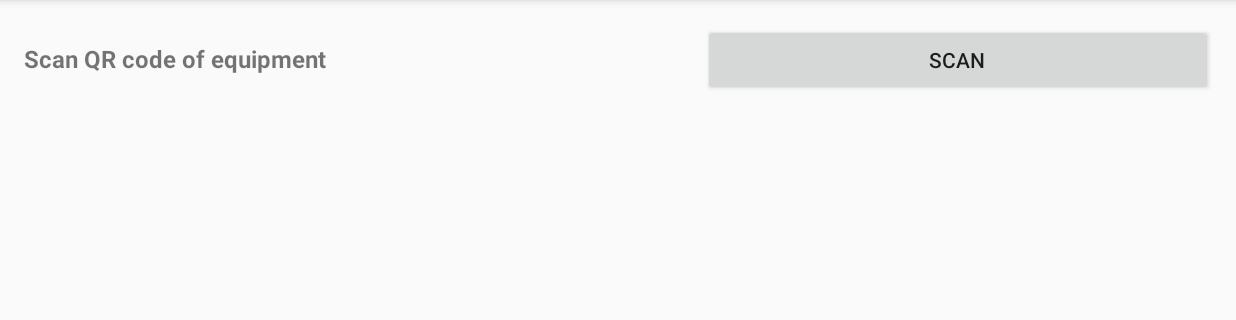
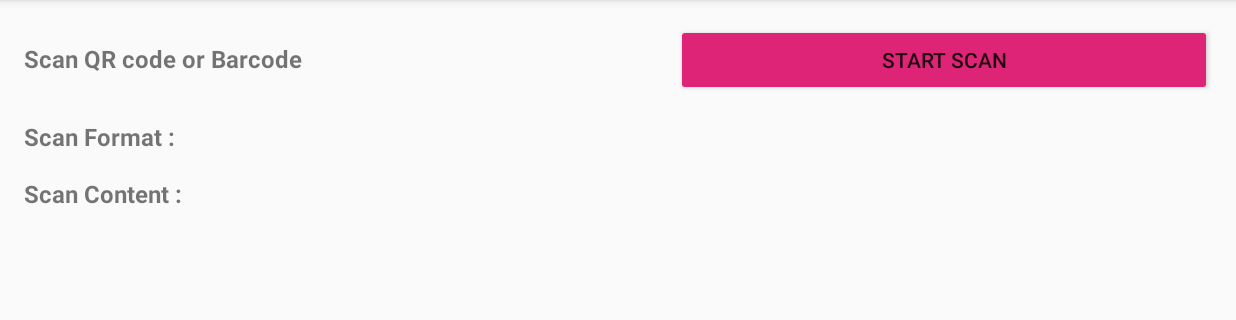
Before and after one commit to SumanBandopadhyay/IntelligentSurveyManagement, an Android app: the fragment EquipmentDetailsFragment placed in its activity, on a phone screen of 824 x 412 dp (held sideways), the part 72-392 px from its top. Run offline under Robolectric (Android 15) with nearby library versions, the phone set to English and light mode, and no system bars.

Commit message:
Author: Poulami Bhose Time: 8-7-2018 06:23PM Description: Navigation Drawer Changes

```diff
--- a/app/src/main/java/com/example/suman/intelligentsurveymanagement/activity/com/example/suman/intelligentsurveymanagement/fragments/EquipmentDetailsFragment.java
+++ b/app/src/main/java/com/example/suman/intelligentsurveymanagement/activity/com/example/suman/intelligentsurveymanagement/fragments/EquipmentDetailsFragment.java
@@ -141,7 +141,8 @@ public class EquipmentDetailsFragment extends Fragment {
 //        integrator.setPrompt("Scan a QR Code");
 //        integrator.setResultDisplayDuration(0);
 //        integrator.setCameraId(0);  // Use a specific camera of the device
-        IntentIntegrator.forSupportFragment(EquipmentDetailsFragment.this).setDesiredBarcodeFormats(IntentIntegrator.QR_CODE_TYPES).initiateScan();
+        //IntentIntegrator.forSupportFragment(EquipmentDetailsFragment.this).setDesiredBarcodeFormats(IntentIntegrator.QR_CODE_TYPES).initiateScan();
+        IntentIntegrator.forSupportFragment(EquipmentDetailsFragment.this).setDesiredBarcodeFormats(IntentIntegrator.ALL_CODE_TYPES).initiateScan();
     }
 
     @Override
@@ -157,8 +158,8 @@ public class EquipmentDetailsFragment extends Fragment {
             String format = scanningResult.getFormatName();
 
             Toast.makeText(getContext(),"Content : "+content, Toast.LENGTH_LONG).show();
-            txtScanFormat.setText("Format "+format);
-            txtScanContent.setText("Content "+content);
+            txtScanFormat.setText(format);
+            txtScanContent.setText(content);
 
         }else{
             Toast toast = Toast.makeText(getContext(),"No scan data received!", Toast.LENGTH_SHORT);
--- a/app/src/main/res/drawable/side_nav_bar.xml
+++ b/app/src/main/res/drawable/side_nav_bar.xml
@@ -2,8 +2,8 @@
     android:shape="rectangle">
     <gradient
         android:angle="135"
-        android:centerColor="#009688"
-        android:endColor="#00695C"
-        android:startColor="#4DB6AC"
+        android:centerColor="#5268d2"
+        android:endColor="#2a2ae1"
+        android:startColor="#5190d7"
         android:type="linear" />
 </shape>
--- a/app/src/main/res/layout/fragment_equipment_details.xml
+++ b/app/src/main/res/layout/fragment_equipment_details.xml
@@ -25,7 +25,7 @@
                 <TextView
                     android:layout_width="wrap_content"
                     android:layout_height="wrap_content"
-                    android:text="Scan QR code of equipment"
+                    android:text="Scan QR code or Barcode"
                     android:textStyle="bold"
                     android:textSize="16dp"
                     android:layout_weight="1"/>
@@ -34,22 +34,49 @@
                     android:id="@+id/btn_scan_qr"
                     android:layout_width="wrap_content"
                     android:layout_height="wrap_content"
-                    android:text="scan"
-                    android:layout_weight="1"/>
+                    android:text="start scan"
+                    android:layout_weight="1"
+                    android:backgroundTint="#DD2476"/>
 
             </LinearLayout>
+
+            <LinearLayout
+                android:layout_width="match_parent"
+                android:layout_height="wrap_content"
+                android:orientation="horizontal"
+                android:paddingTop="16dp">
+
+                <TextView
+                    android:layout_width="wrap_content"
+                    android:layout_height="wrap_content"
+                    android:textStyle="bold"
+                    android:textSize="16dp"
+                    android:text="Scan Format : "/>
 
                 <TextView
                     android:id="@+id/txt_scan_format"
                     android:layout_width="wrap_content"
+                    android:layout_height="wrap_content"/>
+            </LinearLayout>
+
+            <LinearLayout
+                android:layout_width="match_parent"
                 android:layout_height="wrap_content"
-                android:text="12345678"
-                android:visibility="gone"/>
+                android:orientation="horizontal"
+                android:paddingTop="16dp">
+
+                <TextView
+                    android:layout_width="wrap_content"
+                    android:layout_height="wrap_content"
+                    android:textStyle="bold"
+                    android:textSize="16dp"
+                    android:text="Scan Content : "/>
 
                 <TextView
                     android:id="@+id/txt_scan_content"
                     android:layout_width="wrap_content"
                     android:layout_height="wrap_content" />
+            </LinearLayout>
 
         </LinearLayout>
     </ScrollView>
--- a/app/src/main/res/menu/activity_digital_form_drawer.xml
+++ b/app/src/main/res/menu/activity_digital_form_drawer.xml
@@ -5,33 +5,25 @@
 
     <group android:checkableBehavior="single">
         <item
-            android:id="@+id/nav_camera"
-            android:icon="@drawable/ic_menu_camera"
-            android:title="Import" />
+            android:id="@+id/nav_home"
+            android:icon="@drawable/ic_home"
+            android:title="Home" />
         <item
-            android:id="@+id/nav_gallery"
-            android:icon="@drawable/ic_menu_gallery"
-            android:title="Gallery" />
-        <item
-            android:id="@+id/nav_slideshow"
-            android:icon="@drawable/ic_menu_slideshow"
-            android:title="Slideshow" />
-        <item
-            android:id="@+id/nav_manage"
-            android:icon="@drawable/ic_menu_manage"
-            android:title="Tools" />
+            android:id="@+id/nav_digital_form"
+            android:icon="@drawable/ic_digital_form"
+            android:title="Digital Form" />
     </group>
 
     <item android:title="Communicate">
         <menu>
             <item
-                android:id="@+id/nav_share"
-                android:icon="@drawable/ic_menu_share"
-                android:title="Share" />
+                android:id="@+id/nav_settings"
+                android:icon="@drawable/ic_settings"
+                android:title="Settings" />
             <item
-                android:id="@+id/nav_send"
-                android:icon="@drawable/ic_menu_send"
-                android:title="Send" />
+                android:id="@+id/nav_help"
+                android:icon="@drawable/ic_help"
+                android:title="Help" />
         </menu>
     </item>
 
```
Also changed, not shown: app/src/main/java/com/example/suman/intelligentsurveymanagement/activity/com/example/suman/intelligentsurveymanagement/activities/DigitalFormActivity.java (+4 -8 lines), app/src/main/java/com/example/suman/intelligentsurveymanagement/activity/com/example/suman/intelligentsurveymanagement/fragments/WorkStepsAndHazardsFragment.java (+24 -20 lines), app/src/main/res/layout/fragment_site_information.xml (+15 -14 lines), app/src/main/res/layout/fragment_work_steps_and_hazards.xml (+26 -13 lines), app/src/main/res/layout/nav_header_digital_form.xml (+5 -5 lines), app/src/main/res/drawable/ic_digital_form.png (added), app/src/main/res/drawable/ic_help.png (added), app/src/main/res/drawable/ic_home.png (added), app/src/main/res/drawable/ic_settings.png (added), app/src/main/res/mipmap-hdpi/ic_icon.png (added), app/src/main/res/mipmap-mdpi/ic_icon.png (added), app/src/main/res/mipmap-xhdpi/ic_icon.png (added), app/src/main/res/mipmap-xxhdpi/ic_icon.png (added), app/src/main/res/mipmap-xxxhdpi/ic_icon.png (added). Lines whose indentation alone changed are shown as unchanged.
